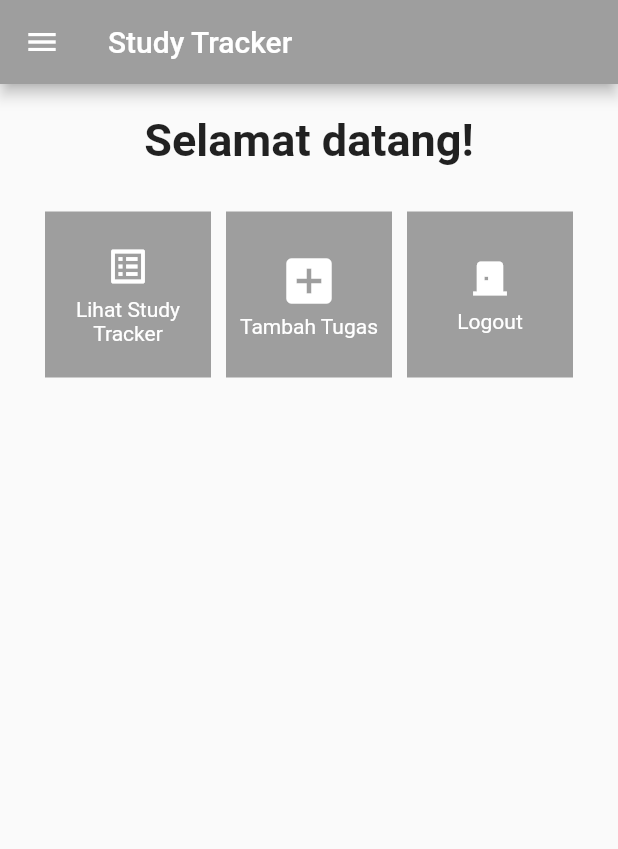
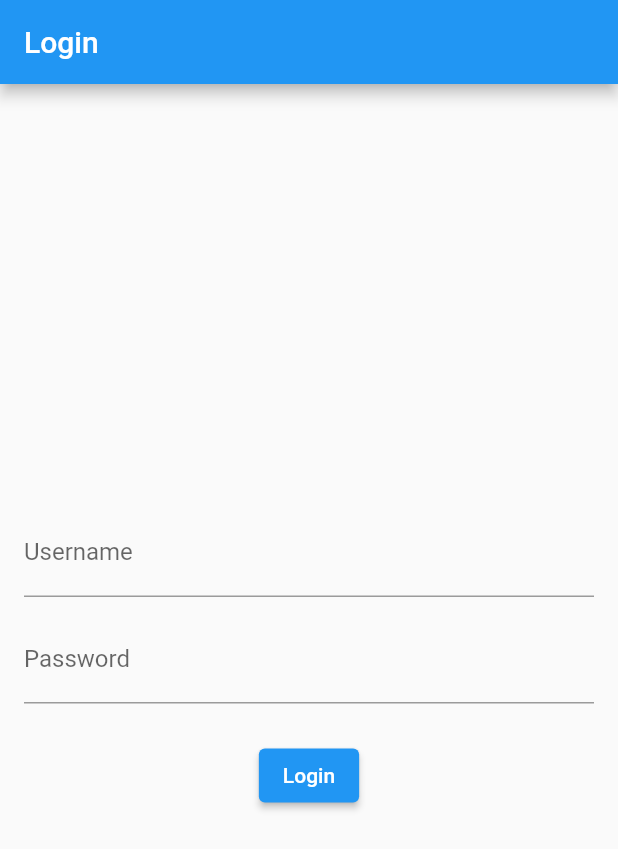
Before and after one commit to ArdianTheGreat/PBP_Flutter_Lab, a Flutter app: the screen it shows after launch, on a phone screen of 412 x 824 dp. Shown: the top 849 px of the screen. Run offline on Flutter 3.47's test engine with Material 2 defaults, Android fonts, the phone set to English and light mode, and no system bars; missing offline and left inert: pbp_django_auth.

Commit message:
Tugas 9: Membuat halaman login pada proyek tugas Flutter

```diff
--- a/study_tracker/lib/main.dart
+++ b/study_tracker/lib/main.dart
@@ -1,4 +1,7 @@
 import 'package:flutter/material.dart';
+import 'package:pbp_django_auth/pbp_django_auth.dart';
+import 'package:provider/provider.dart';
+import 'package:study_tracker/pages/login.dart';
 import 'package:study_tracker/pages/menu.dart';
 
 void main() {
@@ -6,26 +9,22 @@ void main() {
 }
 
 class MyApp extends StatelessWidget {
-  const MyApp({super.key});
+    const MyApp({Key? key}) : super(key: key);
 
-  // This widget is the root of your application.
     @override
     Widget build(BuildContext context) {
-    return MaterialApp(
-      title: 'Flutter Demo',
+        return Provider(
+            create: (_) {
+                CookieRequest request = CookieRequest();
+                return request;
+            },
+            child: MaterialApp(
+                title: 'Flutter App',
                 theme: ThemeData(
-        // This is the theme of your application.
-        //
-        // Try running your application with "flutter run". You'll see the
-        // application has a blue toolbar. Then, without quitting the app, try
-        // changing the primarySwatch below to Colors.green and then invoke
-        // "hot reload" (press "r" in the console where you ran "flutter run",
-        // or simply save your changes to "hot reload" in a Flutter IDE).
-        // Notice that the counter didn't reset back to zero; the application
-        // is not restarted.
-        primarySwatch: Colors.grey,
+                    primarySwatch: Colors.blue,
                 ),
-      home: const MyHomePage(),
+                home: const LoginPage(),
+            ),
         );
     }
 }
--- /dev/null
+++ b/study_tracker/lib/pages/login.dart
@@ -0,0 +1,112 @@
+import 'package:study_tracker/pages/menu.dart';
+import 'package:flutter/material.dart';
+import 'package:pbp_django_auth/pbp_django_auth.dart';
+import 'package:provider/provider.dart';
+
+void main() {
+    runApp(const LoginApp());
+}
+
+class LoginApp extends StatelessWidget {
+const LoginApp({super.key});
+
+@override
+Widget build(BuildContext context) {
+    return MaterialApp(
+        title: 'Login',
+        theme: ThemeData(
+            primarySwatch: Colors.blue,
+    ),
+    home: const LoginPage(),
+    );
+    }
+}
+
+class LoginPage extends StatefulWidget {
+    const LoginPage({super.key});
+
+    @override
+    _LoginPageState createState() => _LoginPageState();
+}
+
+class _LoginPageState extends State<LoginPage> {
+    final TextEditingController _usernameController = TextEditingController();
+    final TextEditingController _passwordController = TextEditingController();
+
+    @override
+    Widget build(BuildContext context) {
+        final request = context.watch<CookieRequest>();
+        return Scaffold(
+            appBar: AppBar(
+                title: const Text('Login'),
+            ),
+            body: Container(
+                padding: const EdgeInsets.all(16.0),
+                child: Column(
+                    mainAxisAlignment: MainAxisAlignment.center,
+                    children: [
+                        TextField(
+                            controller: _usernameController,
+                            decoration: const InputDecoration(
+                                labelText: 'Username',
+                            ),
+                        ),
+                        const SizedBox(height: 12.0),
+                        TextField(
+                            controller: _passwordController,
+                            decoration: const InputDecoration(
+                                labelText: 'Password',
+                            ),
+                            obscureText: true,
+                        ),
+                        const SizedBox(height: 24.0),
+                        ElevatedButton(
+                            onPressed: () async {
+                                String username = _usernameController.text;
+                                String password = _passwordController.text;
+
+                                // Cek kredensial
+                                // TODO: Ganti URL dan jangan lupa tambahkan trailing slash (/) di akhir URL!
+                                final response = await request.login("https://<APP_URL_KAMU>/auth/login/", {
+                                'username': username,
+                                'password': password,
+                                });
+
+                                if (request.loggedIn) {
+                                    String message = response['message'];
+                                    String uname = response['username'];
+                                    Navigator.pushReplacement(
+                                        context,
+                                        MaterialPageRoute(builder: (context) => const MyHomePage()),
+                                    );
+                                    ScaffoldMessenger.of(context)
+                                        ..hideCurrentSnackBar()
+                                        ..showSnackBar(
+                                            SnackBar(content: Text("$message Selamat datang, $uname.")));
+                                    } else {
+                                    showDialog(
+                                        context: context,
+                                        builder: (context) => AlertDialog(
+                                            title: const Text('Login Gagal'),
+                                            content:
+                                                Text(response['message']),
+                                            actions: [
+                                                TextButton(
+                                                    child: const Text('OK'),
+                                                    onPressed: () {
+                                                        Navigator.pop(context);
+                                                    },
+                                                ),
+                                            ],
+                                        ),
+                                    );
+                                }
+                            },
+                            child: const Text('Login'),
+                        ),
+                    ],
+                ),
+            ),
+        );
+    }
+}
--- a/study_tracker/pubspec.yaml
+++ b/study_tracker/pubspec.yaml
@@ -35,6 +35,8 @@ dependencies:
   # The following adds the Cupertino Icons font to your application.
   # Use with the CupertinoIcons class for iOS style icons.
   cupertino_icons: ^1.0.2
+  pbp_django_auth: ^0.3.1
+  provider: ^6.0.5
 
 dev_dependencies:
   flutter_test:
```
Also changed, not shown: study_tracker/pubspec.lock, 11 other files. Lines whose indentation alone changed are shown as unchanged.
